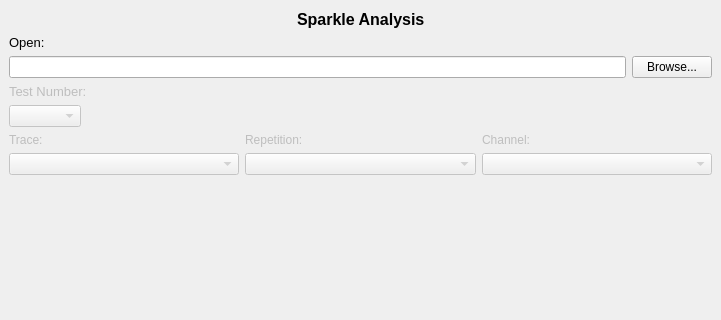
Before: the Qt Designer form main.ui in portfors-lab/SparkleAnalysis, drawn with Qt 5; both pictures show x 0 to 721 and y 0 to 320 of the 721 by 650 pixel window.
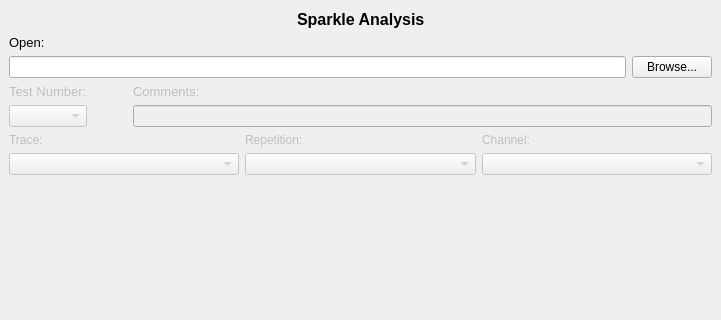
After: the same form once the commit is applied. Icons and pictures are not drawn. Custom widgets are drawn as their Qt base class.

Commit message: Added comments section for tests. Minor changes to spike rates interface.

```diff
--- a/main.ui
+++ b/main.ui
@@ -53,6 +53,23 @@
          </layout>
         </item>
         <item>
+         <layout class="QGridLayout" name="gridLayout_4">
+          <item row="0" column="3">
+           <widget class="QLabel" name="label_comments">
+            <property name="enabled">
+             <bool>false</bool>
+            </property>
+            <property name="font">
+             <font>
+              <pointsize>10</pointsize>
+             </font>
+            </property>
+            <property name="text">
+             <string>Comments:</string>
+            </property>
+           </widget>
+          </item>
+          <item row="0" column="0">
          <widget class="QLabel" name="label_test_num">
           <property name="enabled">
            <bool>false</bool>
@@ -67,20 +84,31 @@
           </property>
          </widget>
         </item>
-        <item>
-         <layout class="QHBoxLayout" name="horizontalLayout_Test">
-          <item>
+          <item row="1" column="0">
            <widget class="QComboBox" name="comboBox_test_num">
             <property name="enabled">
              <bool>false</bool>
             </property>
            </widget>
           </item>
-          <item>
+          <item row="1" column="3">
+           <widget class="QLineEdit" name="lineEdit_comments">
+            <property name="enabled">
+             <bool>false</bool>
+            </property>
+            <property name="readOnly">
+             <bool>true</bool>
+            </property>
+           </widget>
+          </item>
+          <item row="1" column="1">
            <spacer name="horizontalSpacer_2">
             <property name="orientation">
              <enum>Qt::Horizontal</enum>
             </property>
+            <property name="sizeType">
+             <enum>QSizePolicy::Preferred</enum>
+            </property>
             <property name="sizeHint" stdset="0">
              <size>
               <width>40</width>
```
Left out of the diff: 3 changed lines with no effect on the pictures. Lines whose indentation alone changed are shown as unchanged. The commit also changes 5 other files.
